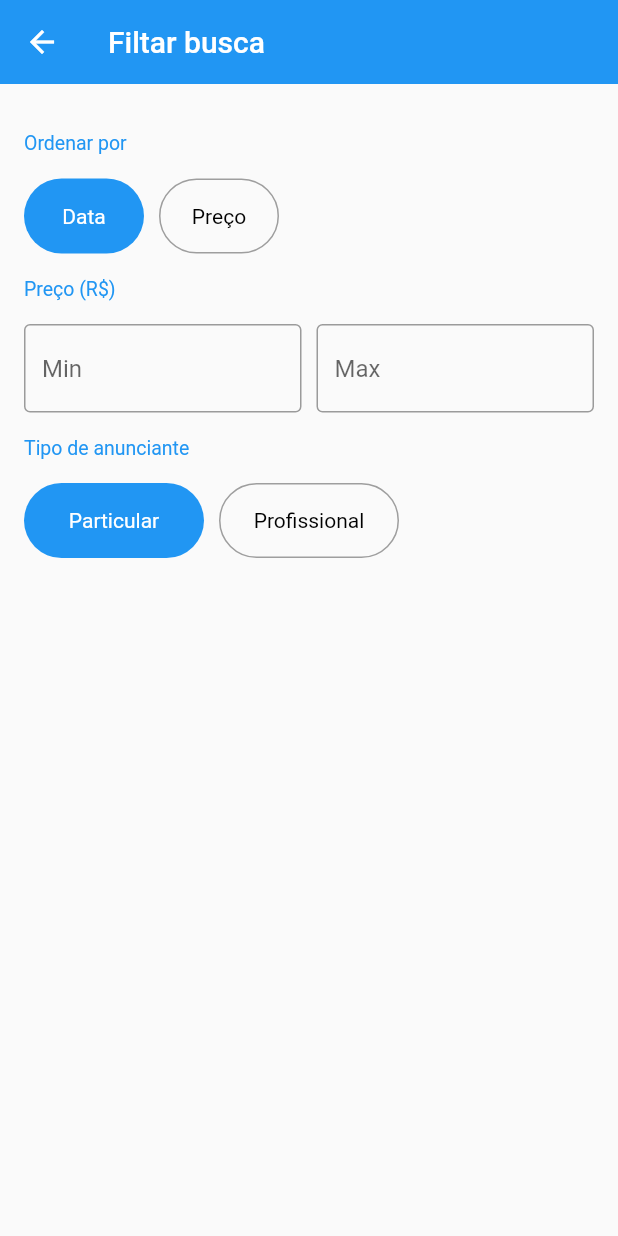
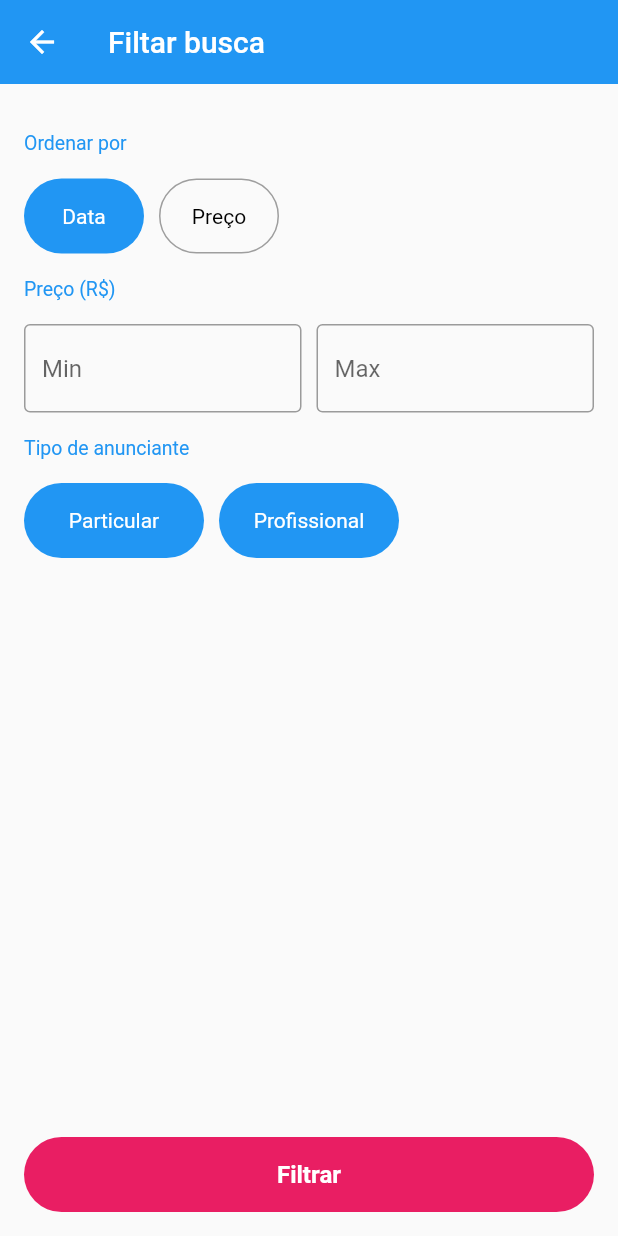
Before and after one commit to andreLagacione/xlo-flutter, a Flutter app: the FilterScreen screen opened directly, on a phone screen of 412 x 824 dp. Run offline on Flutter 3.47's test engine with Material 2 defaults, Android fonts, the phone set to English and light mode, and no system bars; our stand-ins replace rxdart.

Commit message:
get filter values

```diff
--- a/lib/models/filter.dart
+++ b/lib/models/filter.dart
@@ -2,3 +2,20 @@ enum OrderBy {DATE, PRICE}
 
 const VENDOR_TYPE_PARTICULAR = 1 << 0;
 const VENDOR_TYPE_PROFESSIONAL = 1 << 1;
+
+class Filter {
+
+  Filter({
+    this.search,
+    this.orderBy = OrderBy.DATE,
+    this.minPrice,
+    this.maxPrice,
+    this.vendorType = VENDOR_TYPE_PARTICULAR | VENDOR_TYPE_PROFESSIONAL,
+  });
+
+  String search;
+  OrderBy orderBy;
+  int minPrice;
+  int maxPrice;
+  int vendorType;
+}
--- a/lib/screens/filter/filter_screen.dart
+++ b/lib/screens/filter/filter_screen.dart
@@ -1,5 +1,6 @@
 import 'package:flutter/material.dart';
 import 'package:xlo/models/filter.dart';
+import 'package:xlo/screens/filter/widgets/animated_button.dart';
 import 'package:xlo/screens/filter/widgets/order_by_field.dart';
 import 'package:xlo/screens/filter/widgets/price_range_field.dart';
 import 'package:xlo/screens/filter/widgets/section_title.dart';
@@ -13,10 +14,15 @@ class FilterScreen extends StatefulWidget {
 class _FilterScreenState extends State<FilterScreen> {
 
   final GlobalKey<FormState> _formKey = GlobalKey<FormState>();
+  final GlobalKey<ScaffoldState> _scafoldKey = GlobalKey<ScaffoldState>();
+  final ScrollController _scrollController = ScrollController();
+
+  Filter _filter = Filter();
 
   @override
   Widget build(BuildContext context) {
     return Scaffold(
+      key: _scafoldKey,
       appBar: AppBar(
         elevation: 0,
         title: const Text('Filtar busca'),
@@ -26,26 +32,52 @@ class _FilterScreenState extends State<FilterScreen> {
           Form(
             key: _formKey,
             child: ListView(
+              controller: _scrollController,
               padding: const EdgeInsets.all(16),
               children: <Widget>[
                 const SectionTitle(title: 'Ordenar por',),
                 OrderByField(
-                  initialValue: OrderBy.DATE,
+                  initialValue: _filter.orderBy,
                   onSaved: (v) {
-
+                    _filter.orderBy = v;
                   }
                 ),
                 const SectionTitle(title: 'Preço (R\$)',),
-                PriceRangeField(),
+                PriceRangeField(
+                  filter: _filter,
+                ),
                 const SectionTitle(title: 'Tipo de anunciante',),
                 VendorTypeField(
-                  initialValue: VENDOR_TYPE_PARTICULAR,
+                  initialValue: _filter.vendorType,
                   onSaved: (v) {
-
+                    _filter.vendorType = v;
                   },
-                )
+                ),
               ],
             ),
+          ),
+          AnimatedButton(
+            scrollController: _scrollController,
+            onTap: () {
+              if (_formKey.currentState.validate()) {
+                _formKey.currentState.save();
+
+                if (_filter.maxPrice != null && _filter.minPrice != null) {
+                  if (_filter.minPrice > _filter.maxPrice) {
+                    _scafoldKey.currentState.showSnackBar(
+                      SnackBar(
+                        content: const Text(
+                          'O preço mínimo deve ser menor que o preço máximo!'
+                        ),
+                        backgroundColor: Colors.red[500],
+                      )
+                    );
+
+                    return;
+                  }
+                }
+              }
+            },
           )
         ],
       ),
--- a/lib/screens/filter/widgets/animated_button.dart
+++ b/lib/screens/filter/widgets/animated_button.dart
@@ -0,0 +1,90 @@
+import 'package:flutter/material.dart';
+
+class AnimatedButton extends StatefulWidget {
+
+  final ScrollController scrollController;
+  final VoidCallback onTap;
+  AnimatedButton({this.scrollController, this.onTap});
+
+  @override
+  _AnimatedButtonState createState() => _AnimatedButtonState();
+}
+
+class _AnimatedButtonState extends State<AnimatedButton> with SingleTickerProviderStateMixin {
+  AnimationController _controller;
+  Animation<EdgeInsets> _edgeAnimation;
+  Animation<double> _radiusAnimation;
+
+  ScrollController get scrollController => widget.scrollController;
+  VoidCallback get onTap => widget.onTap;
+
+  @override
+  void initState() {
+    super.initState();
+    _controller = AnimationController(
+        vsync: this,
+        duration: const Duration(milliseconds: 200)
+    );
+
+    _edgeAnimation = EdgeInsetsTween(
+      begin: const EdgeInsets.fromLTRB(16, 0, 16, 16),
+      end: EdgeInsets.zero
+    ).animate(_controller);
+
+    _radiusAnimation = Tween<double>(
+      begin: 25,
+      end: 0
+    ).animate(_controller);
+
+    scrollController.addListener(positionChanged);
+  }
+
+  void positionChanged() {
+    if (scrollController.offset > 0.98 * scrollController.position.maxScrollExtent) {
+      _controller.forward();
+    } else {
+      _controller.reverse();
+    }
+  }
+
+  @override
+  void dispose() {
+    _controller.dispose();
+    scrollController.removeListener(positionChanged);
+    super.dispose();
+  }
+
+  @override
+  Widget build(BuildContext context) {
+    return AnimatedBuilder(
+      animation: _controller,
+      builder: (x, y) {
+        return Positioned(
+          bottom: 0,
+          left: 0,
+          right: 0,
+          child: Container(
+            height: 50,
+            margin: _edgeAnimation.value,
+            child: RaisedButton(
+              color: Colors.pink,
+              child: const Text(
+                'Filtrar',
+                style: TextStyle(
+                  color: Colors.white,
+                  fontSize: 16,
+                  fontWeight: FontWeight.w600
+                ),
+              ),
+              elevation: 0,
+              onPressed: onTap,
+              shape: RoundedRectangleBorder(
+                borderRadius: BorderRadius.circular(_radiusAnimation.value)
+              ),
+            ),
+          ),
+        );
+      },
+    );
+  }
+}
--- a/lib/screens/filter/widgets/price_range_field.dart
+++ b/lib/screens/filter/widgets/price_range_field.dart
@@ -2,8 +2,13 @@ import 'package:brasil_fields/brasil_fields.dart';
 import 'package:flutter/material.dart';
 import 'package:flutter/services.dart';
 import 'package:xlo/helpers/format_field.dart';
+import 'package:xlo/models/filter.dart';
 
 class PriceRangeField extends StatelessWidget {
+
+  final Filter filter;
+  PriceRangeField({this.filter});
+
   @override
   Widget build(BuildContext context) {
     return Row(
@@ -19,9 +24,13 @@ class PriceRangeField extends StatelessWidget {
               WhitelistingTextInputFormatter.digitsOnly,
               RealInputFormatter(centavos: false)
             ],
-            initialValue: null,
+            initialValue: filter.minPrice?.toString(),
             onSaved: (s) {
-
+              if (s.isEmpty) {
+                filter.minPrice = null;
+              } else {
+                filter.minPrice = int.parse(getSanitizedText(s));
+              }
             },
             validator: (s) {
               if (s.isNotEmpty && int.tryParse(getSanitizedText(s)) == null) {
@@ -44,9 +53,13 @@ class PriceRangeField extends StatelessWidget {
               WhitelistingTextInputFormatter.digitsOnly,
               RealInputFormatter(centavos: false)
             ],
-            initialValue: null,
+            initialValue: filter.maxPrice?.toString(),
             onSaved: (s) {
-
+              if (s.isEmpty) {
+                filter.maxPrice = null;
+              } else {
+                filter.maxPrice = int.parse(getSanitizedText(s));
+              }
             },
             validator: (s) {
               if (s.isNotEmpty && int.tryParse(getSanitizedText(s)) == null) {
```
